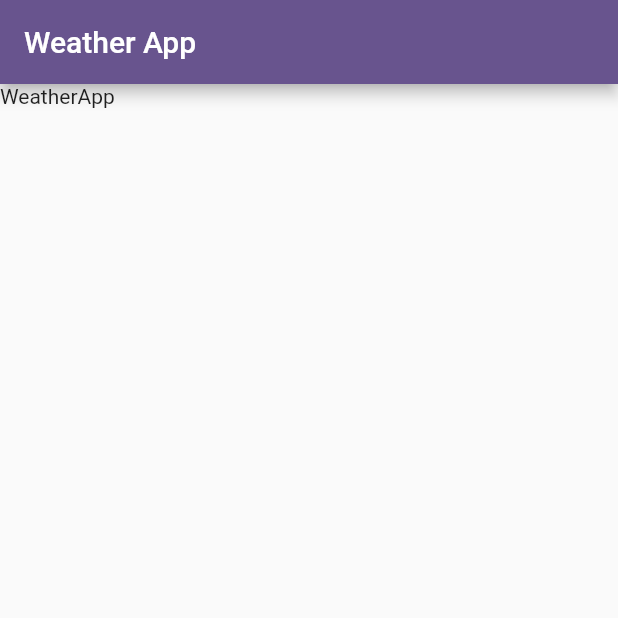
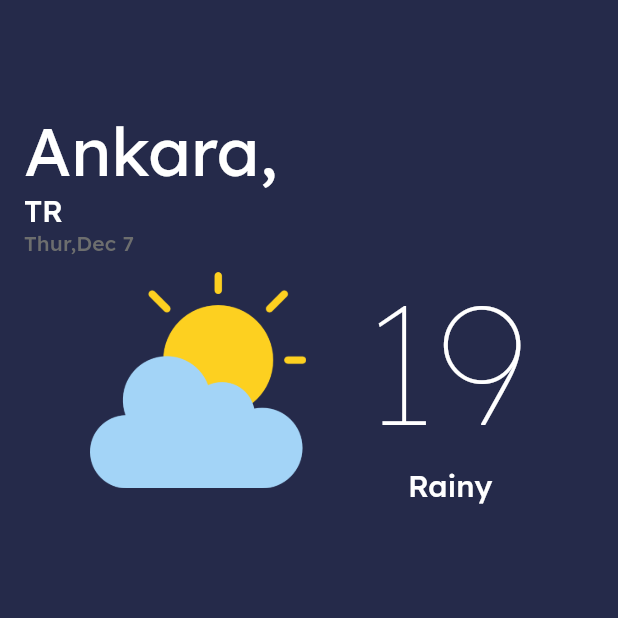
Before and after one commit to muhammedbayhan/flutter_weather_app, a Flutter app: the screen it shows after launch, on a phone screen of 412 x 824 dp, the top half of it. Run offline on Flutter 3.47's test engine with Material 3 defaults, Android fonts, the light colour scheme and no system bars; our stand-ins replace google_fonts.

Commit message:
weather_card

```diff
--- /dev/null
+++ b/lib/constants/global_colors.dart
@@ -0,0 +1,10 @@
+import 'package:flutter/material.dart';
+
+class GlobalColors{
+
+static Color white=Colors.white;
+static Color primary=Color.fromRGBO(37, 42, 74, 1);
+static Color systemGrey=Color.fromRGBO(109, 110, 110, 1);
+
+
+}
--- /dev/null
+++ b/lib/constants/page_padding.dart
@@ -0,0 +1,5 @@
+import 'package:flutter/material.dart';
+
+class PagePadding {
+  static EdgeInsets pagePadding=EdgeInsets.all(16);
+}
--- a/lib/main.dart
+++ b/lib/main.dart
@@ -1,5 +1,6 @@
 import 'package:flutter/material.dart';
 import 'package:flutter_weather_app/views/home_view.dart';
+import 'package:google_fonts/google_fonts.dart';
 
 void main() {
   runApp(const MyApp());
@@ -15,7 +16,7 @@ class MyApp extends StatelessWidget {
       title: 'Weather App',
       debugShowCheckedModeBanner: false,
       theme: ThemeData(
-
+ fontFamily: GoogleFonts.lexend().fontFamily,
         colorScheme: ColorScheme.fromSeed(seedColor: Colors.deepPurple),
         useMaterial3: false,
       ),
--- /dev/null
+++ b/lib/service/weather_service.dart
@@ -0,0 +1,10 @@
+class WeatherService {
+
+  //https://api.openweathermap.org/data/2.5/weather?lat={lat}&lon={lon}&appid={API key}
+
+void getData (){
+
+
+}
+
+}
--- a/lib/views/home_view.dart
+++ b/lib/views/home_view.dart
@@ -1,14 +1,53 @@
 import 'package:flutter/material.dart';
+import 'package:flutter_weather_app/constants/global_colors.dart';
+import 'package:flutter_weather_app/constants/page_padding.dart';
+import 'package:flutter_weather_app/widgets/weather_card.dart';
 
 class HomeView extends StatelessWidget {
   const HomeView({super.key});
 
   @override
   Widget build(BuildContext context) {
-    return  Scaffold(
-appBar: AppBar(title: Text("Weather App"),),
-body: Text("WeatherApp"),
+    return Scaffold(
+      backgroundColor: GlobalColors.primary,
+      appBar: AppBar(
+        backgroundColor: GlobalColors.primary,
+        elevation: 0,
+      ),
+      body: Padding(
+        padding: PagePadding.pagePadding,
+        child: Column(
+          crossAxisAlignment: CrossAxisAlignment.start,
+          children: [
+            Text(
+              "Ankara,",
+              style: Theme.of(context)
+                  .textTheme
+                  .displaySmall!
+                  .copyWith(color: GlobalColors.white),
+              textAlign: TextAlign.center,
+            ),
+            Text(
+              "TR",
+              style: Theme.of(context)
+                  .textTheme
+                  .titleLarge!
+                  .copyWith(color: GlobalColors.white),
+              textAlign: TextAlign.center,
+            ),
+                Text(
+              "Thur,Dec 7",
+              style: Theme.of(context)
+                  .textTheme
+                  .titleSmall!
+                  .copyWith(color: GlobalColors.systemGrey),
+              textAlign: TextAlign.center,
+            ),
 
+            WeatherCard(),
+          ],
+        ),
+      ),
     );
   }
 }
--- /dev/null
+++ b/lib/widgets/weather_card.dart
@@ -0,0 +1,42 @@
+import 'package:flutter/material.dart';
+import 'package:flutter_weather_app/constants/global_colors.dart';
+
+class WeatherCard extends StatelessWidget {
+  const WeatherCard({
+    super.key,
+  });
+
+  @override
+  Widget build(BuildContext context) {
+    return Row(
+      mainAxisAlignment: MainAxisAlignment.spaceEvenly,
+      children: [
+        Image.asset(
+          "assets/images/sun_cloud.png",
+          height: MediaQuery.of(context).size.height * 0.175,
+        ),
+        Column(
+          children: [
+            Text(
+              "19",
+              style: Theme.of(context)
+                  .textTheme
+                  .displayLarge!
+                  .copyWith(color: GlobalColors.white),
+              textAlign: TextAlign.center,
+            ),
+
+                     Text(
+              "Rainy",
+              style: Theme.of(context)
+                  .textTheme
+                  .titleLarge!
+                  .copyWith(color: GlobalColors.white),
+              textAlign: TextAlign.center,
+            ),
+          ],
+        ),
+      ],
+    );
+  }
+}
```
Also changed, not shown: pubspec.yaml (+4 -3 lines), assets/images/sun_cloud.png (added), pubspec.lock, 1 other file.
